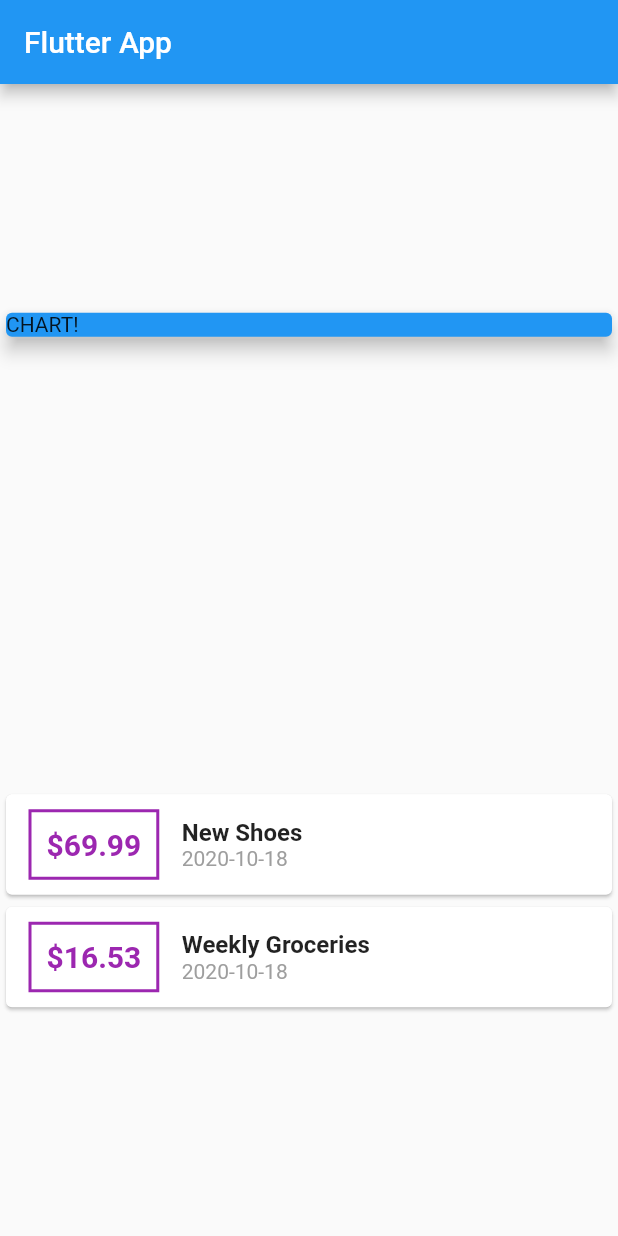
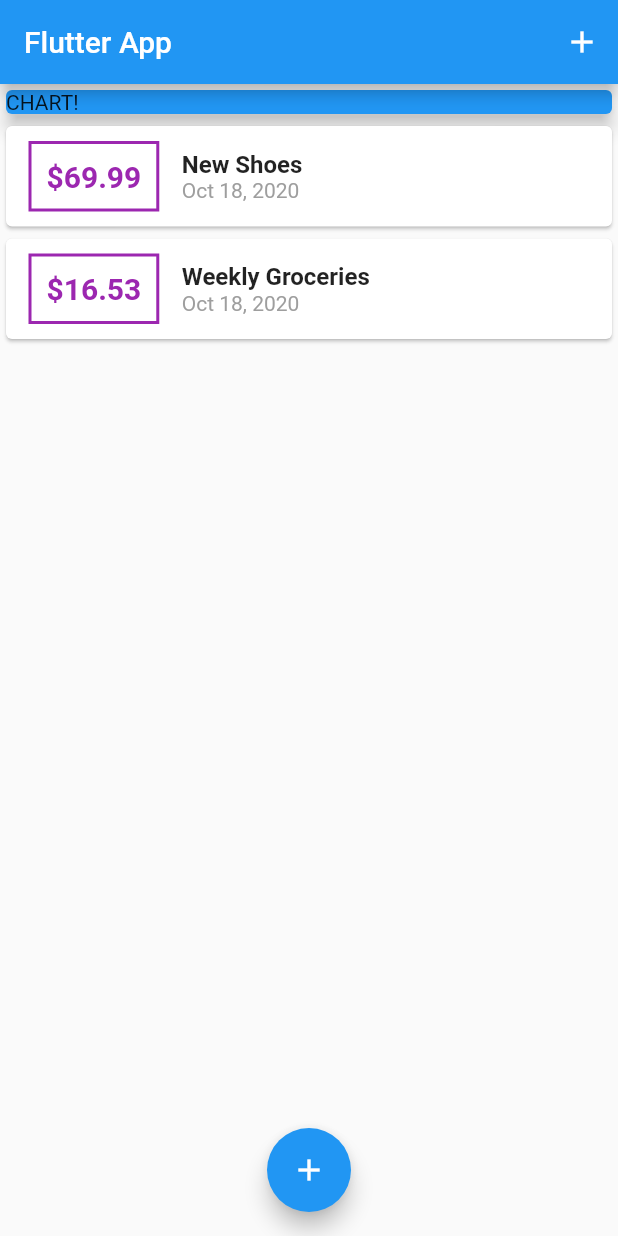
Before and after one commit to akhsri/flutter-expense-tracker, a Flutter app: the screen it shows after launch, on a phone screen of 412 x 824 dp. Run offline on Flutter 3.47's test engine with Material 2 defaults, Android fonts, the phone set to English and light mode, and no system bars.

Commit message:
Refactored code and added close keyboard check button

```diff
--- a/lib/main.dart
+++ b/lib/main.dart
@@ -1,7 +1,9 @@
 import 'package:flutter/material.dart';
-import 'package:intl/intl.dart';
 
-import './transaction.dart';
+import './widgets/transaction_list.dart';
+import './widgets/new_transaction.dart';
+import './widgets/transaction_list.dart';
+import './models/transaction.dart';
 
 void main() => runApp(MyApp());
 
@@ -15,8 +17,15 @@ class MyApp extends StatelessWidget {
   }
 }
 
-class MyHomePage extends StatelessWidget {
-  final List<Transaction> transactions = [
+class MyHomePage extends StatefulWidget {
+  // String titleInput;
+  // String amountInput;
+  @override
+  _MyHomePageState createState() => _MyHomePageState();
+}
+
+class _MyHomePageState extends State<MyHomePage> {
+  final List<Transaction> _userTransactions = [
     Transaction(
       id: 't1',
       title: 'New Shoes',
@@ -31,14 +40,46 @@ class MyHomePage extends StatelessWidget {
     ),
   ];
 
+  void _addNewTransaction(String txTitle, double txAmount) {
+    final newTx = Transaction(
+      title: txTitle,
+      amount: txAmount,
+      date: DateTime.now(),
+      id: DateTime.now().toString(),
+    );
+
+    setState(() {
+      _userTransactions.add(newTx);
+    });
+  }
+
+  void _startAddNewTransaction(BuildContext ctx) {
+    showModalBottomSheet(
+        context: ctx,
+        builder: (_) {
+          return GestureDetector(
+            onTap: () {},
+            child: NewTransaction(_addNewTransaction),
+            behavior: HitTestBehavior.opaque,
+          );
+        });
+  }
+
   @override
   Widget build(BuildContext context) {
     return Scaffold(
       appBar: AppBar(
         title: Text('Flutter App'),
+        actions: <Widget>[
+          IconButton(
+            icon: Icon(Icons.add),
+            onPressed: () => _startAddNewTransaction(context),
           ),
-      body: Column(
-        mainAxisAlignment: MainAxisAlignment.spaceAround,
+        ],
+      ),
+      body: SingleChildScrollView(
+        child: Column(
+          mainAxisAlignment: MainAxisAlignment.start,
           crossAxisAlignment: CrossAxisAlignment.stretch,
           children: <Widget>[
             Container(
@@ -49,56 +90,14 @@ class MyHomePage extends StatelessWidget {
                 elevation: 5,
               ),
             ),
-          Column(
-            children: transactions.map((tx) {
-              return Card(
-                child: Row(
-                  children: <Widget>[
-                    Container(
-                      margin: EdgeInsets.symmetric(
-                        vertical: 10,
-                        horizontal: 15,
-                      ),
-                      decoration: BoxDecoration(
-                        border: Border.all(
-                        color: Colors.purple,
-                        width: 2,
+            TransactionList(_userTransactions)
+          ],
         ),
       ),
-                      padding: EdgeInsets.all(10),
-                      child: Text(
-                        '\$${tx.amount}',
-                        style: TextStyle(
-                          fontWeight: FontWeight.bold,
-                          fontSize: 20,
-                          color: Colors.purple
-                        )
-                      ),
-                    ),
-                    Column(
-                      crossAxisAlignment: CrossAxisAlignment.start,
-                      children: <Widget>[
-                        Text(
-                          tx.title,
-                          style: TextStyle(
-                            fontSize: 16,
-                            fontWeight: FontWeight.bold,
-                          ),
-                        ),
-                        Text(
-                          DateFormat('yyyy-MM-dd').format(tx.date),
-                          style: TextStyle(
-                            color: Colors.grey,
-                          ),
-                        ),
-                      ],
-                    ),
-                  ],
-                ),
-              );
-            }).toList(),
-          ),
-        ],
+      floatingActionButtonLocation: FloatingActionButtonLocation.centerFloat,
+      floatingActionButton: FloatingActionButton(
+        child: Icon(Icons.add),
+        onPressed: () => _startAddNewTransaction(context),
       ),
     );
   }
--- /dev/null
+++ b/lib/widgets/transaction_list.dart
@@ -0,0 +1,67 @@
+import 'package:flutter/material.dart';
+import 'package:intl/intl.dart';
+
+import '../models/transaction.dart';
+
+class TransactionList extends StatelessWidget {
+  final List<Transaction> transactions;
+
+  TransactionList(this.transactions);
+
+  @override
+  Widget build(BuildContext context) {
+    return Container(
+      height: 300,
+      child: ListView.builder(
+        itemBuilder: (ctx, index) {
+          return Card(
+            child: Row(
+              children: <Widget>[
+                Container(
+                  margin: EdgeInsets.symmetric(
+                    vertical: 10,
+                    horizontal: 15,
+                  ),
+                  decoration: BoxDecoration(
+                    border: Border.all(
+                      color: Colors.purple,
+                      width: 2,
+                    ),
+                  ),
+                  padding: EdgeInsets.all(10),
+                  child: Text(
+                    '\$${transactions[index].amount.toStringAsFixed(2)}',
+                    style: TextStyle(
+                      fontWeight: FontWeight.bold,
+                      fontSize: 20,
+                      color: Colors.purple,
+                    ),
+                  ),
+                ),
+                Column(
+                  crossAxisAlignment: CrossAxisAlignment.start,
+                  children: <Widget>[
+                    Text(
+                      transactions[index].title,
+                      style: TextStyle(
+                        fontSize: 16,
+                        fontWeight: FontWeight.bold,
+                      ),
+                    ),
+                    Text(
+                      DateFormat.yMMMd().format(transactions[index].date),
+                      style: TextStyle(
+                        color: Colors.grey,
+                      ),
+                    ),
+                  ],
+                ),
+              ],
+            ),
+          );
+        },
+        itemCount: transactions.length,
+      ),
+    );
+  }
+}
```
Also changed, not shown: lib/widgets/new_transaction.dart (added, +65 -0 lines), lib/models/transaction.dart (renamed from lib/transaction.dart). Lines whose indentation alone changed are shown as unchanged.
